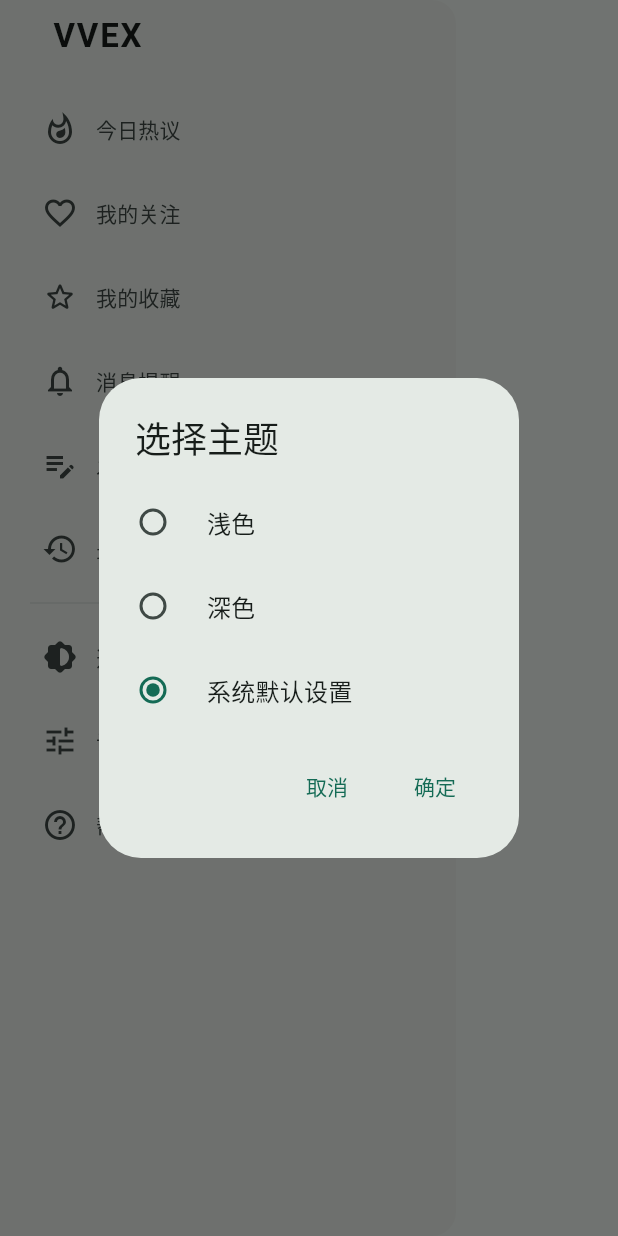
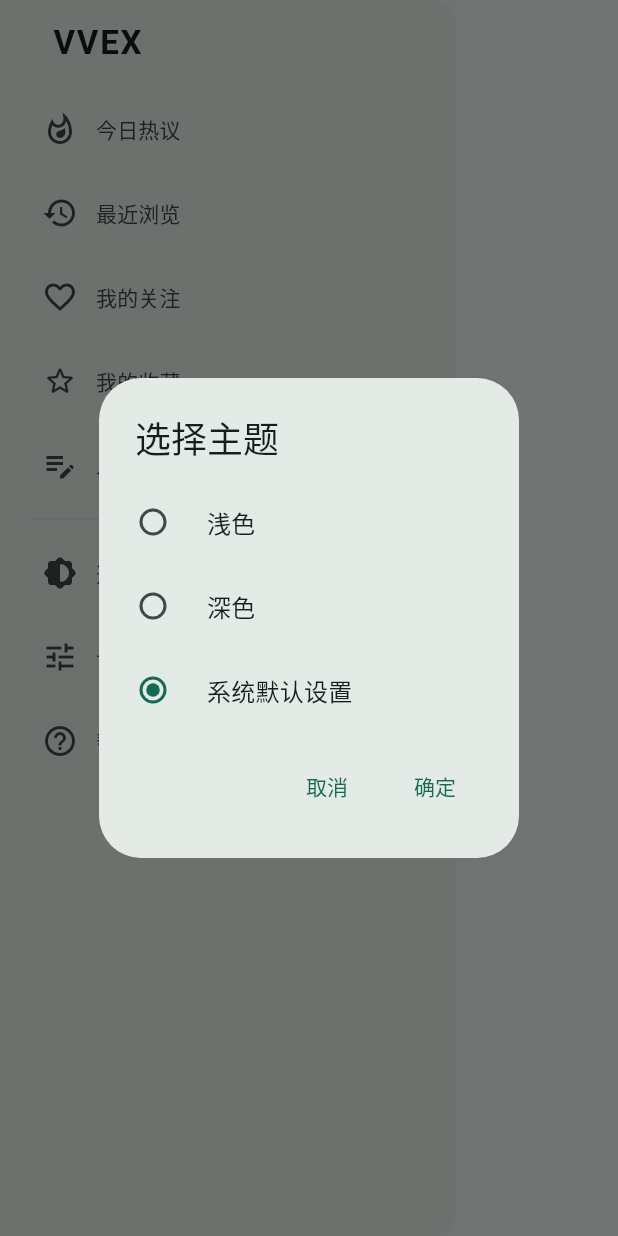
Before and after one commit to guozhigq/flutter_v2ex, a Flutter app: the HomeLeftDrawer widget shown alone on an empty page, opened directly, after a tap on "选择主题", on a phone screen of 412 x 824 dp. Run offline on Flutter 3.47's test engine with Material 2 defaults, Android fonts, the phone set to English and light mode, and no system bars; drawn by our look-alikes of dynamic_color, flutter_smart_dialog; our stand-ins replace cached_network_image, cookie_jar, device_info_plus, dio, dio_cookie_manager, easy_refresh and 13 more; missing offline and left inert: dio_http2_adapter, dio_http_cache, extended_tabs, extended_text_field, extended_text_library, flutter_html_iframe and 3 more; accounts and stored records are empty; Roboto replaces fonts that are missing (NotoSansSC).

Commit message:
mod: 最近浏览路由权限、消息提醒入口调整

```diff
--- a/lib/components/home/left_drawer.dart
+++ b/lib/components/home/left_drawer.dart
@@ -23,6 +23,11 @@ class _HomeLeftDrawerState extends State<HomeLeftDrawer> {
       'title': '今日热议',
       'path': '/hot'
     },
+    {
+      'leading': const Icon(Icons.history_outlined),
+      'title': '最近浏览',
+      'path': '/history'
+    },
   ];
   final List<Map<dynamic, dynamic>> _listTitleMap = [
     {
@@ -36,19 +41,9 @@ class _HomeLeftDrawerState extends State<HomeLeftDrawer> {
       'path': '/my/topics'
     },
     {
-      'leading': const Icon(Icons.notifications_none),
-      'title': '消息提醒',
-      'path': '/notifications'
-    },
-    {
       'leading': const Icon(Icons.edit_note_outlined),
       'title': '发布主题',
       'path': '/write'
-    },
-    {
-      'leading': const Icon(Icons.history_outlined),
-      'title': '最近浏览',
-      'path': '/history'
     },
   ];
   final List<Map<dynamic, dynamic>> _listTitleMap_2 = [
@@ -67,44 +62,44 @@ class _HomeLeftDrawerState extends State<HomeLeftDrawer> {
 
   void onDestinationSelected(int index) async {
     if (!_loginStatus) {
-      if (index == 0) {
+      if (index <= 1) {
         // 热议
-        Get.toNamed(_listTitleMap_0[0]['path']);
+        Get.toNamed(_listTitleMap_0[index]['path']);
       }
-      if (index == 1) {
+      if (index == 2) {
         // 选择主题
         setState(() {
           _tempThemeValue = _currentThemeValue;
         });
         _showThemeDialog();
       }
-      if (index == 2) {
+      if (index == 3) {
         // 设置
         Get.toNamed('/setting');
       }
-      if (index == 3) {
+      if (index == 4) {
         // 帮助
         Get.toNamed('/help');
       }
     } else {
-      if (index == 0) {
-        Get.toNamed(_listTitleMap_0[0]['path']);
-      } else if (index < 6) {
+      if (index <= 1) {
+        Get.toNamed(_listTitleMap_0[index]['path']);
+      } else if (index < 5) {
         // 用户权限
-        Get.toNamed(_listTitleMap[index - 1]['path']);
+        Get.toNamed(_listTitleMap[index - _listTitleMap_0.length]['path']);
       }
-      if (index == 6) {
+      if (index == 5) {
         // 选择主题
         setState(() {
           _tempThemeValue = _currentThemeValue;
         });
         _showThemeDialog();
       }
-      if (index == 7) {
+      if (index == 6) {
         // 设置
         Get.toNamed('/setting');
       }
-      if (index == 8) {
+      if (index == 7) {
         // 帮助
         Get.toNamed('/help');
       }
@@ -112,6 +107,7 @@ class _HomeLeftDrawerState extends State<HomeLeftDrawer> {
   }
 
   void _showThemeDialog() {
+    TextStyle textStyle = Theme.of(context).textTheme.titleMedium!;
     showDialog(
       context: context,
       builder: (context) {
@@ -124,8 +120,7 @@ class _HomeLeftDrawerState extends State<HomeLeftDrawer> {
               children: [
                 RadioListTile(
                   value: ThemeType.light,
-                  title: Text('浅色',
-                      style: Theme.of(context).textTheme.titleMedium),
+                  title: Text('浅色', style: textStyle),
                   groupValue: _tempThemeValue,
                   onChanged: (ThemeType? value) {
                     setState(() {
@@ -135,8 +130,7 @@ class _HomeLeftDrawerState extends State<HomeLeftDrawer> {
                 ),
                 RadioListTile(
                   value: ThemeType.dark,
-                  title: Text('深色',
-                      style: Theme.of(context).textTheme.titleMedium),
+                  title: Text('深色', style: textStyle),
                   groupValue: _tempThemeValue,
                   onChanged: (ThemeType? value) {
                     setState(() {
@@ -146,8 +140,7 @@ class _HomeLeftDrawerState extends State<HomeLeftDrawer> {
                 ),
                 RadioListTile(
                   value: ThemeType.system,
-                  title: Text('系统默认设置',
-                      style: Theme.of(context).textTheme.titleMedium),
+                  title: Text('系统默认设置', style: textStyle),
                   groupValue: _tempThemeValue,
                   onChanged: (ThemeType? value) {
                     setState(() {
@@ -195,9 +188,9 @@ class _HomeLeftDrawerState extends State<HomeLeftDrawer> {
     final _drawerItems = [
       Container(
         padding: const EdgeInsets.only(
-          top: 10,
+          top: 15,
           left: 35,
-          bottom: 20,
+          bottom: 15,
         ),
         child: Text('VVEX',
             style: Theme.of(context)
--- a/lib/components/home/search_bar.dart
+++ b/lib/components/home/search_bar.dart
@@ -136,6 +136,10 @@ class _HomeSearchBarState extends State<HomeSearchBar> {
                                 child: CAvatar(
                                   url: userInfo['avatar'],
                                   size: 37,
+                                  fadeInDuration:
+                                      const Duration(milliseconds: 0),
+                                  fadeOutDuration:
+                                      const Duration(milliseconds: 0),
                                 ),
                               )
                             // ?  Text(userInfo['userName'])
@@ -161,7 +165,9 @@ class _HomeSearchBarState extends State<HomeSearchBar> {
                       ),
                     ],
                   ),
-                  Positioned(
+                  Visibility(
+                    visible: loginStatus,
+                    child: Positioned(
                       right: 38,
                       top: 0,
                       child: IconButton(
@@ -175,7 +181,8 @@ class _HomeSearchBarState extends State<HomeSearchBar> {
                               color: !unRead
                                   ? Theme.of(context).colorScheme.onSurface
                                   : Theme.of(context).colorScheme.primary)),
-                  )
+                    ),
+                  ),
                 ],
               )),
         ),
```
Lines whose indentation alone changed are shown as unchanged.
